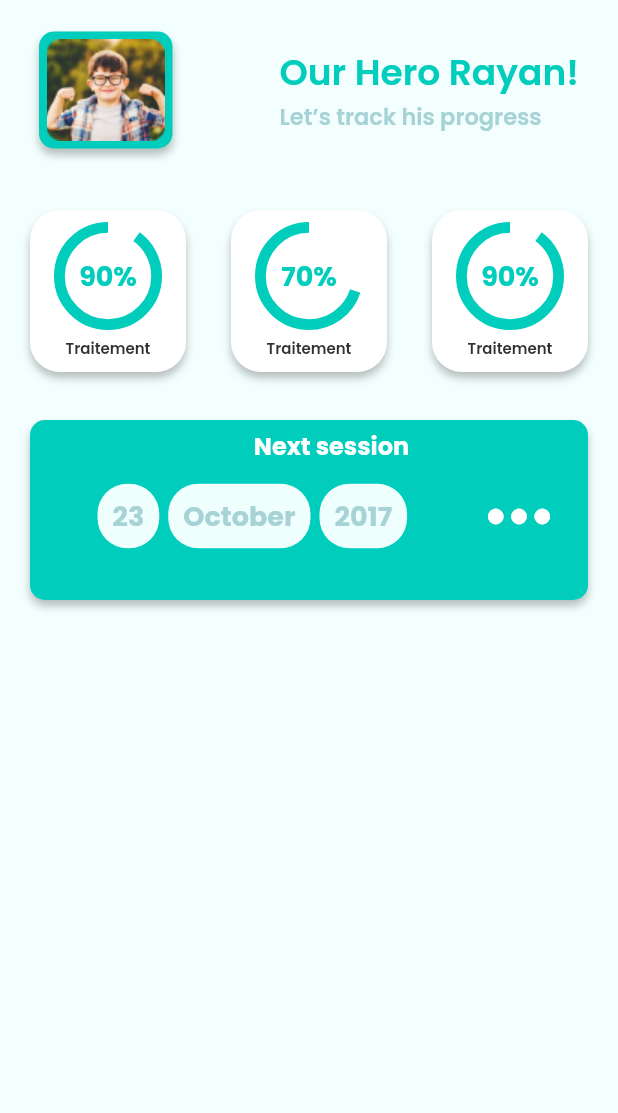
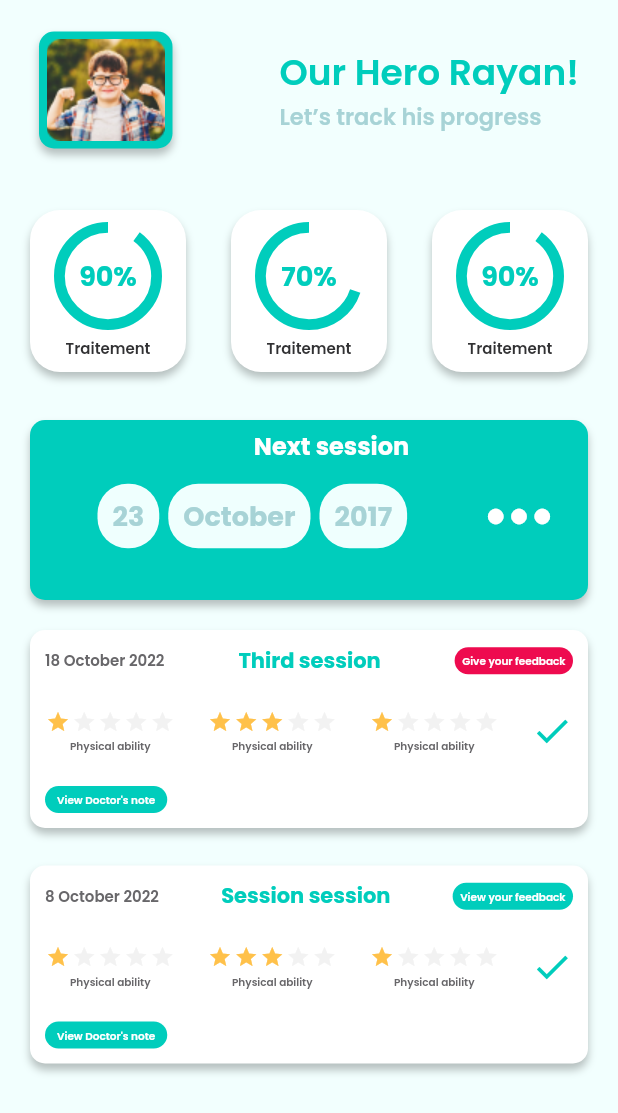
Before and after one commit to Youssef434/kican_mobile_app, a Flutter app: the screen it shows after launch, on a phone screen of 412 x 824 dp. Shown: the top 1113 px of the screen. Run offline on Flutter 3.47's test engine with Material 2 defaults, Android fonts, the phone set to English and light mode, and no system bars; drawn by our look-alikes of percent_indicator; our stand-ins replace google_fonts.

Commit message:
finished the child progress page.

```diff
--- a/lib/components/child_progress/next_session_component.dart
+++ b/lib/components/child_progress/next_session_component.dart
@@ -16,7 +16,7 @@ class NextSessionComponent extends StatelessWidget {
   @override
   Widget build(BuildContext context) {
     return Container(
-      margin: const EdgeInsets.symmetric(vertical: 32),
+      margin: const EdgeInsets.only(top: 32, bottom: 20),
       padding: const EdgeInsets.only(top: 5, bottom: 25, left: 45, right: 15),
       decoration: BoxDecoration(
         color: const Color.fromRGBO(0, 205, 188, 1),
--- /dev/null
+++ b/lib/components/child_progress/session_card_component.dart
@@ -0,0 +1,136 @@
+import 'package:flutter/material.dart';
+import 'package:google_fonts/google_fonts.dart';
+import 'package:kican_mobile_app/components/child_progress/traitement_score.dart';
+import 'package:kican_mobile_app/services/child_progress/monthNumToName.dart';
+
+class SessionCardComponent extends StatefulWidget {
+  late DateTime _sessionDate;
+  late String _sessionTitle;
+  late bool _feedbackGiven;
+
+  SessionCardComponent(
+      {required DateTime sessionDate,
+      required String sessionTitle,
+      bool feedbackGiven = false,
+      Key? key})
+      : super(key: key) {
+    _sessionDate = sessionDate;
+    _sessionTitle = sessionTitle;
+    _feedbackGiven = feedbackGiven;
+  }
+
+  @override
+  State<SessionCardComponent> createState() => _SessionCardComponentState();
+}
+
+class _SessionCardComponentState extends State<SessionCardComponent> {
+  @override
+  Widget build(BuildContext context) {
+    return Container(
+      padding: const EdgeInsets.all(10),
+      decoration: BoxDecoration(
+        color: Colors.white,
+        borderRadius: BorderRadius.circular(10),
+        boxShadow: const <BoxShadow>[
+          BoxShadow(
+              color: Color.fromRGBO(0, 0, 0, .25),
+              spreadRadius: 0,
+              blurRadius: 4,
+              offset: Offset(0, 4))
+        ],
+      ),
+      child: Column(
+        children: [
+          Row(
+            mainAxisAlignment: MainAxisAlignment.spaceBetween,
+            children: [
+              Text(
+                '${widget._sessionDate.day} ${getMonthNameFromName(widget._sessionDate.month)} ${widget._sessionDate.year}',
+                style: GoogleFonts.poppins(
+                    fontSize: 10,
+                    fontWeight: FontWeight.w600,
+                    color: const Color.fromRGBO(104, 103, 106, 1)),
+              ),
+              Text(
+                widget._sessionTitle,
+                style: GoogleFonts.poppins(
+                    fontSize: 14,
+                    fontWeight: FontWeight.w700,
+                    color: const Color.fromRGBO(0, 205, 188, 1)),
+              ),
+              Container(
+                padding: const EdgeInsets.symmetric(
+                  horizontal: 5,
+                  vertical: 4,
+                ),
+                decoration: BoxDecoration(
+                  borderRadius: BorderRadius.circular(12),
+                  color: widget._feedbackGiven
+                      ? const Color.fromRGBO(0, 205, 188, 1)
+                      : const Color.fromRGBO(238, 11, 79, 1),
+                ),
+                child: Text(
+                  widget._feedbackGiven
+                      ? 'View your feedback'
+                      : 'Give your feedback',
+                  style: GoogleFonts.poppins(
+                    fontSize: 7,
+                    fontWeight: FontWeight.w600,
+                    color: Colors.white,
+                  ),
+                ),
+              ),
+            ],
+          ),
+          const SizedBox(
+            height: 22,
+          ),
+          Row(
+            mainAxisAlignment: MainAxisAlignment.spaceBetween,
+            children: [
+              TraitementScore(
+                traitementName: 'Physical ability',
+                score: 1,
+              ),
+              TraitementScore(
+                traitementName: 'Physical ability',
+                score: 3,
+              ),
+              TraitementScore(
+                traitementName: 'Physical ability',
+                score: 1,
+              ),
+              const Icon(Icons.check, size: 28, color: Color.fromRGBO(0, 205, 188, 1),),
+            ],
+          ),
+          const SizedBox(
+            height: 22,
+          ),
+          Row(
+            crossAxisAlignment: CrossAxisAlignment.start,
+            children: [
+              Container(
+                padding: const EdgeInsets.symmetric(
+                  horizontal: 8,
+                  vertical: 4,
+                ),
+                decoration: BoxDecoration(
+                  borderRadius: BorderRadius.circular(12),
+                  color: const Color.fromRGBO(0, 205, 188, 1),
+                ),
+                child: Text(
+                  "View Doctor's note",
+                  style: GoogleFonts.poppins(
+                    fontSize: 7,
+                    fontWeight: FontWeight.w600,
+                    color: Colors.white,
+                  ),
+                ),
+              ),
+            ],
+          ),
+        ],
+      ),
+    );
+  }
+}
--- a/lib/components/child_progress/traitement_component.dart
+++ b/lib/components/child_progress/traitement_component.dart
@@ -42,6 +42,7 @@ class TraitementComponent extends StatelessWidget {
             progressColor: const Color.fromRGBO(0, 205, 188, 1),
             backgroundColor: Colors.transparent,
             animation: true,
+            animationDuration: 1200,
             reverse: true,
             footer: Container(
               margin: const EdgeInsets.only(top: 5),
--- /dev/null
+++ b/lib/components/child_progress/traitement_score.dart
@@ -0,0 +1,30 @@
+import 'package:flutter/material.dart';
+import 'package:google_fonts/google_fonts.dart';
+import 'package:kican_mobile_app/services/shared/generate_stars.dart';
+
+class TraitementScore extends StatefulWidget {
+  int score;
+  String traitementName;
+
+  TraitementScore({Key? key, required this.score, required this.traitementName})
+      : super(key: key);
+
+  @override
+  State<TraitementScore> createState() => _TraitementScoreState();
+}
+
+class _TraitementScoreState extends State<TraitementScore> {
+  @override
+  Widget build(BuildContext context) {
+    return Column(
+      children: [Row(
+        children: getAllStars(widget.score, size: 16, horizontalPadding: .7)),
+        const SizedBox(height: 3,),
+        Text(widget.traitementName, textAlign: TextAlign.center, style: GoogleFonts.poppins(
+          fontSize: 7,
+          color: const Color.fromRGBO(104, 103, 106, 1),
+          fontWeight: FontWeight.w600,
+        ),)
+    ]);
+  }
+}
--- a/lib/screens/child_progress_page.dart
+++ b/lib/screens/child_progress_page.dart
@@ -3,6 +3,8 @@ import 'package:google_fonts/google_fonts.dart';
 import 'package:kican_mobile_app/components/child_progress/next_session_component.dart';
 import 'package:kican_mobile_app/components/child_progress/traitement_component.dart';
 import 'package:kican_mobile_app/services/child_progress/generate_traitement.dart';
+
+import '../components/child_progress/session_card_component.dart';
 
 class ChildProgressPage extends StatelessWidget {
   const ChildProgressPage({Key? key}) : super(key: key);
@@ -71,6 +73,9 @@ class ChildProgressPage extends StatelessWidget {
             children: getTraitements(1),
           ),
           NextSessionComponent(day: 23, month: 'October', year: 2017,),
+          SessionCardComponent(sessionDate: DateTime(2022, 10, 18), sessionTitle: 'Third session',),
+          const SizedBox(height: 25,),
+          SessionCardComponent(sessionDate: DateTime(2022, 10, 8), sessionTitle: 'Session session', feedbackGiven: true,),
         ]),
       ),
     );
--- a/lib/screens/feedback_page.dart
+++ b/lib/screens/feedback_page.dart
@@ -2,6 +2,8 @@ import 'package:flutter/material.dart';
 import 'package:google_fonts/google_fonts.dart';
 import 'package:kican_mobile_app/shared/custom_text_input.dart';
 import 'package:kican_mobile_app/shared/global_shadow.dart';
+
+import '../services/shared/generate_stars.dart';
 
 class FeedbackPage extends StatefulWidget {
   const FeedbackPage({Key? key}) : super(key: key);
@@ -121,39 +123,8 @@ class Interaction extends StatefulWidget {
   State<Interaction> createState() => _InteractionState();
 }
 
-class Star extends StatelessWidget {
-  bool empty;
+class _InteractionState extends State<Interaction> {
 
-  Star({Key? key, this.empty = false}) : super(key: key);
-
-  @override
-  Widget build(BuildContext context) {
-    return Padding(
-        padding: const EdgeInsets.symmetric(
-          horizontal: 2,
-          vertical: 0,
-        ),
-        child: Icon(
-          Icons.star,
-          color: empty
-              ? const Color.fromRGBO(242, 242, 242, 1)
-              : const Color.fromRGBO(255, 193, 74, 1.0),
-          size: 28,
-        ));
-  }
-}
-
-class _InteractionState extends State<Interaction> {
-  List<Widget> _getAllStars(int score) {
-    return [
-      ...List<Widget>.generate(score, (_) => Star()),
-      ...List<Widget>.generate(
-          6 - score,
-          (_) => Star(
-                empty: true,
-              ))
-    ];
-  }
 
   @override
   Widget build(BuildContext context) {
@@ -175,7 +146,7 @@ class _InteractionState extends State<Interaction> {
         ),
         Padding(
           padding: const EdgeInsets.symmetric(vertical: 0, horizontal: 35),
-          child: Row(children: _getAllStars(widget.value)),
+          child: Row(children: getAllStars(widget.value)),
         ),
         const SizedBox(
           height: 17,
--- /dev/null
+++ b/lib/services/child_progress/monthNumToName.dart
@@ -0,0 +1,16 @@
+String getMonthNameFromName(int num) {
+  return [
+    'January',
+    'February',
+    'March',
+    'April',
+    'May',
+    'June',
+    'July',
+    'August',
+    'September',
+    'October',
+    'November',
+    'December'
+  ][num - 1];
+}
--- /dev/null
+++ b/lib/services/shared/generate_stars.dart
@@ -0,0 +1,15 @@
+import 'package:flutter/material.dart';
+import '../../shared/star.dart';
+
+List<Widget> getAllStars(int score, {double size = 28, double horizontalPadding = 2}) {
+  return [
+    ...List<Widget>.generate(score, (_) => Star(size: size, horizontalPadding: horizontalPadding,)),
+    ...List<Widget>.generate(
+        5 - score,
+        (_) => Star(
+              empty: true,
+              size: size,
+              horizontalPadding: horizontalPadding,
+            ))
+  ];
+}
--- /dev/null
+++ b/lib/shared/star.dart
@@ -0,0 +1,25 @@
+import 'package:flutter/material.dart';
+
+class Star extends StatelessWidget {
+  double size;
+  double horizontalPadding;
+  bool empty;
+
+  Star({Key? key, this.empty = false, required this.size, required this.horizontalPadding}) : super(key: key);
+
+  @override
+  Widget build(BuildContext context) {
+    return Padding(
+        padding: EdgeInsets.symmetric(
+          horizontal: horizontalPadding,
+          vertical: 0,
+        ),
+        child: Icon(
+          Icons.star,
+          color: empty
+              ? const Color.fromRGBO(242, 242, 242, 1)
+              : const Color.fromRGBO(255, 193, 74, 1.0),
+          size: size,
+        ));
+  }
+}
```
